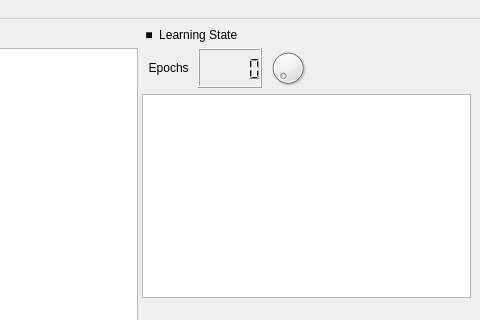
First picture: the form in python_src/30_tensor_flow_ex/ex01_y_2x_1/tf_104_y_2x_1_qt.ui, repository openvisual/open-visual-machine-learning, before the edit; both pictures show x 254 to 734 and y 0 to 320 of the 734 by 723 pixel window.
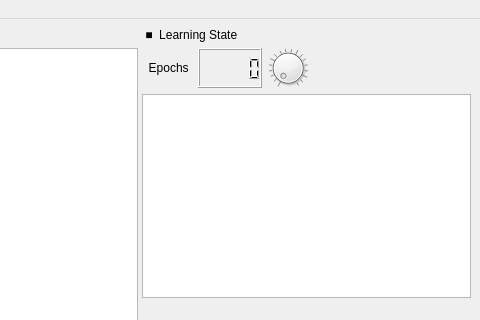
Second picture: the form after the edit. Icons and pictures are not drawn.

Commit message: 학습 결과 테이블 Accuracy % 지원

Patch:
```diff
--- a/python_src/30_tensor_flow_ex/ex01_y_2x_1/tf_104_y_2x_1_qt.ui
+++ b/python_src/30_tensor_flow_ex/ex01_y_2x_1/tf_104_y_2x_1_qt.ui
@@ -208,11 +208,14 @@
                  </size>
                 </property>
                 <property name="minimum">
-                 <number>10</number>
+                 <number>32</number>
                 </property>
                 <property name="maximum">
                  <number>100</number>
                 </property>
+                <property name="notchesVisible">
+                 <bool>true</bool>
+                </property>
                </widget>
               </item>
               <item>
```
The commit also changes 1 other file.
